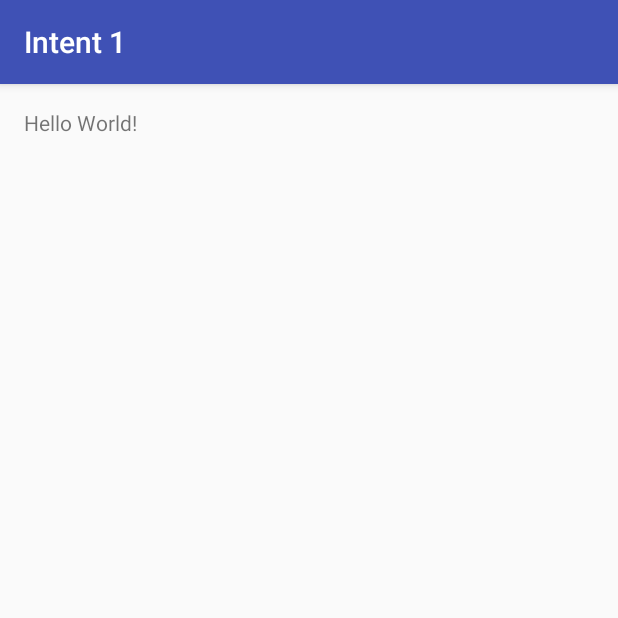
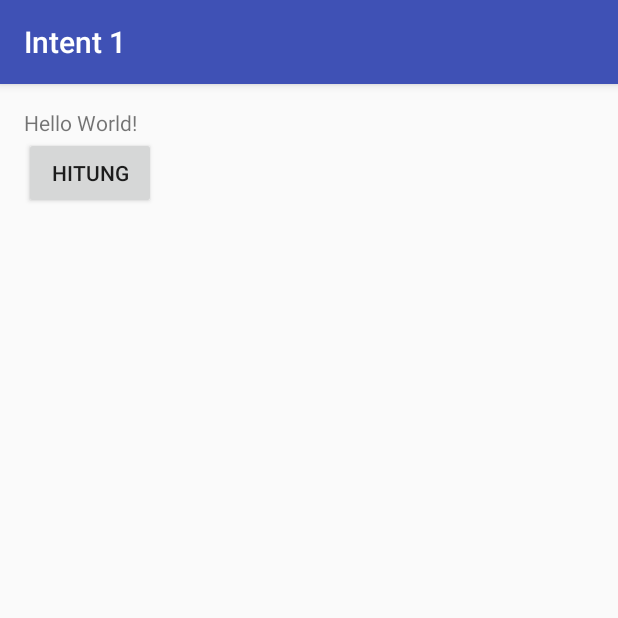
Before and after one commit to aulinarj/Intent1, an Android app: the screen it shows after launch (MainActivity), on a phone screen of 412 x 824 dp, the top half of it. Run offline under Robolectric (Android 15) with nearby library versions, the phone set to English and light mode, and no system bars.

Commit message:
startActivity Part 1

```diff
--- a/app/src/main/AndroidManifest.xml
+++ b/app/src/main/AndroidManifest.xml
@@ -15,6 +15,7 @@
                 <category android:name="android.intent.category.LAUNCHER" />
             </intent-filter>
         </activity>
+        <activity android:name=".HasilActivity"></activity>
     </application>
 
 </manifest>
--- a/app/src/main/java/id/sch/smktelkom_mlg/learn/intent1/MainActivity.java
+++ b/app/src/main/java/id/sch/smktelkom_mlg/learn/intent1/MainActivity.java
@@ -1,7 +1,9 @@
 package id.sch.smktelkom_mlg.learn.intent1;
 
+import android.content.Intent;
 import android.os.Bundle;
 import android.support.v7.app.AppCompatActivity;
+import android.view.View;
 
 public class MainActivity extends AppCompatActivity {
 
@@ -9,5 +11,11 @@ public class MainActivity extends AppCompatActivity {
     protected void onCreate(Bundle savedInstanceState) {
         super.onCreate(savedInstanceState);
         setContentView(R.layout.activity_main);
+        findViewById(R.id.buttonHitung).setOnClickListener(new View.OnClickListener() {
+            @Override
+            public void onClick(View v) {
+                startActivity(new Intent(MainActivity.this, HasilActivity.class));
+            }
+        });
     }
 }
--- a/app/src/main/res/layout/activity_main.xml
+++ b/app/src/main/res/layout/activity_main.xml
@@ -15,4 +15,10 @@
         android:layout_height="wrap_content"
         android:text="Hello World!" />
 
+    <Button
+        android:id="@+id/buttonHitung"
+        android:layout_width="wrap_content"
+        android:layout_height="wrap_content"
+        android:text="hitung" />
+
 </LinearLayout>
```
Also changed, not shown: app/src/main/java/id/sch/smktelkom_mlg/learn/intent1/HasilActivity.java (added, +13 -0 lines), app/src/main/res/layout/activity_hasil.xml (added, +12 -0 lines).
